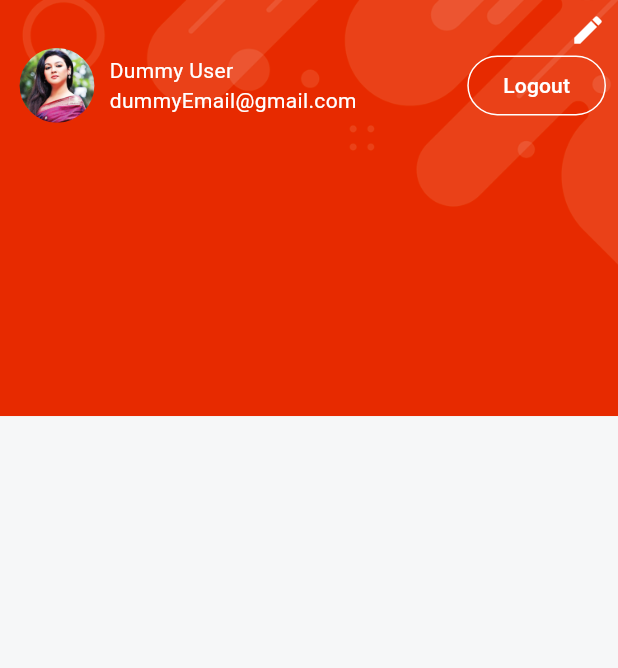
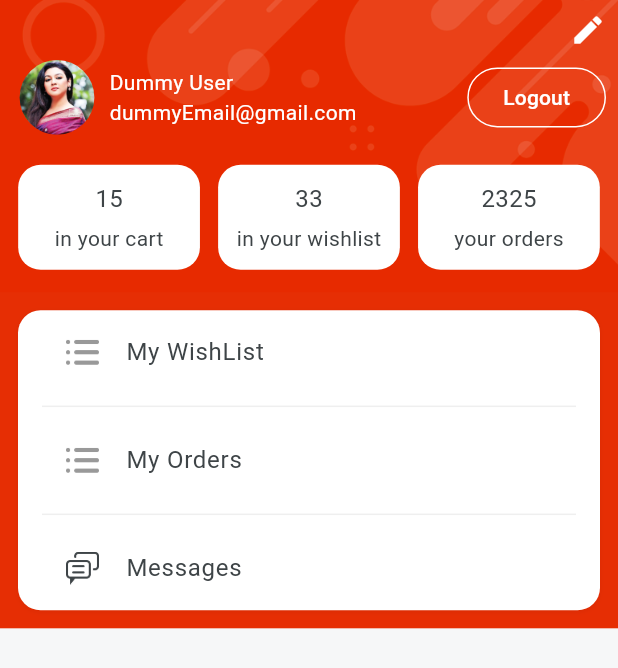
Before and after one commit to pk195327-kumar/E-Commerce, a Flutter app: the ProfileScreen screen opened directly, on a phone screen of 412 x 824 dp. Shown: the top 668 px of the screen. Run offline on Flutter 3.47's test engine with Material 3 defaults, Android fonts, the phone set to English and light mode, and no system bars; our stand-ins replace get, velocity_x; Roboto replaces fonts that are missing (sans_bold, sans_regular, sans_semibold).

Commit message:
update files

```diff
--- a/lib/consts/social_list.dart
+++ b/lib/consts/social_list.dart
@@ -46,3 +46,6 @@ const categoriesImages =[
 const itemDetailButtonsList = [
   video,reviews,PrivacyPolicy,returnPolicy,support
 ];
+
+const profileList = [wishlist,orders,message];
+const profileListIcons = [icOrder,icOrder,icMessages];
--- a/lib/consts/strings.dart
+++ b/lib/consts/strings.dart
@@ -61,3 +61,7 @@ const video = "Video",
     support = "Support",
     productsYouMayAlsoLike = "Product You May Also Like"
 ;
+
+// profile const list
+
+const wishlist = "My WishList", orders = "My Orders",message = "Messages";
--- /dev/null
+++ b/lib/views/profile_screen/components/details_card.dart
@@ -0,0 +1,13 @@
+
+import 'package:e_commerce/consts/consts.dart';
+
+Widget detailsCard ({width,String? title,String? count}){
+  return   Column(
+    mainAxisAlignment: MainAxisAlignment.center,
+    children: [
+      count!.text.color(darkFontGrey).size(16).fontFamily(bold).make(),
+      5.heightBox,
+      title!.text.color(darkFontGrey).make(),
+    ],
+  ).box.rounded.white.padding(const EdgeInsets.all(4)).height(70).width(width).make();
+}
--- a/lib/views/profile_screen/profile_screen.dart
+++ b/lib/views/profile_screen/profile_screen.dart
@@ -1,3 +1,5 @@
+import 'package:e_commerce/consts/social_list.dart';
+import 'package:e_commerce/views/profile_screen/components/details_card.dart';
 import 'package:e_commerce/widgets_common/bg_widget.dart';
 
 import '../../consts/consts.dart';
@@ -10,15 +12,18 @@ class ProfileScreen extends StatelessWidget {
     return bgWidget(
       child: Scaffold(
         body: SafeArea(
-          child: Container(
-            padding: const EdgeInsets.all(8),
             child: Column(
               children: [
-                const Align(
+                Padding(
+                  padding: const EdgeInsets.all(8.0),
+                  child: const Align(
                     alignment: Alignment.topRight,
                     child: Icon(Icons.edit, color: whiteColor),
                   ).onTap(() {}),
-                Row(
+                ),
+                Padding(
+                  padding: const EdgeInsets.symmetric(horizontal: 8.0),
+                  child: Row(
                     children: [
                       Image.asset(
                         imgProfile2,
@@ -42,9 +47,42 @@ class ProfileScreen extends StatelessWidget {
                         child: "Logout".text.fontFamily(semibold).white.make(),
                       ),
                     ],
-                )
+                  ),
+                ),
+                20.heightBox,
+               Row(
+                 mainAxisAlignment: MainAxisAlignment.spaceEvenly,
+                 children: [
+                   detailsCard(
+                     count: "15",
+                     width: context.screenWidth /3.4 ,
+                     title: "in your cart",
+                   ), detailsCard(
+                     count: "33",
+                     width: context.screenWidth /3.4 ,
+                     title: "in your wishlist",
+                   ), detailsCard(
+                     count: "2325",
+                     width: context.screenWidth /3.4 ,
+                     title: "your orders",
+                   ),
                  ],
                ),
+                15.heightBox,
+                ListView.separated(
+                    shrinkWrap: true,
+                    itemBuilder: (context,index){
+                      return ListTile(
+                        leading: Image.asset(profileListIcons[index],width: 22),
+                        title: profileList[index].text.fontFamily(semibold).color(darkFontGrey).make(),
+                      );
+                    }, separatorBuilder: (context,index){
+                  return const Divider(
+                    thickness: 1,
+                    color: lightGrey,
+                  );
+                }, itemCount: profileList.length).box.shadowSm.white.margin(const EdgeInsets.all(12)).rounded.padding( const EdgeInsets.symmetric(horizontal: 16)).make().box.color(redColor).make(),
+              ],
             ),
         ),
       ),
```
Lines whose indentation alone changed are shown as unchanged.
